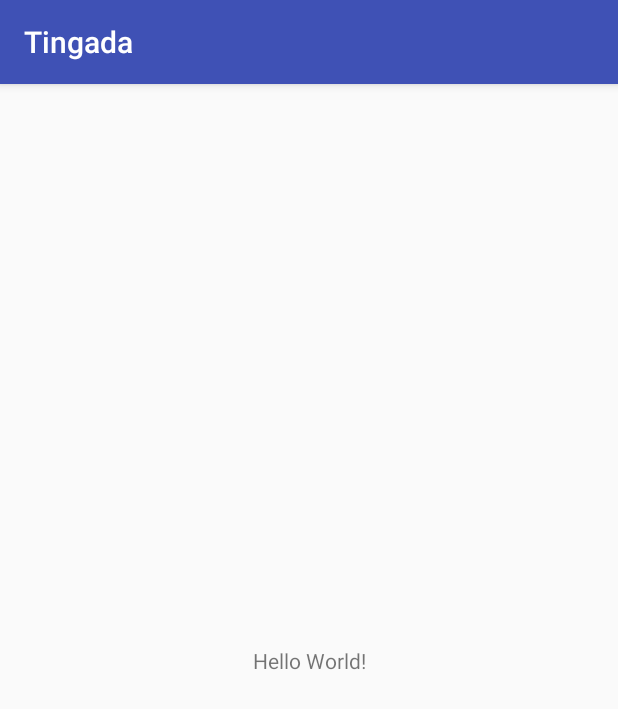
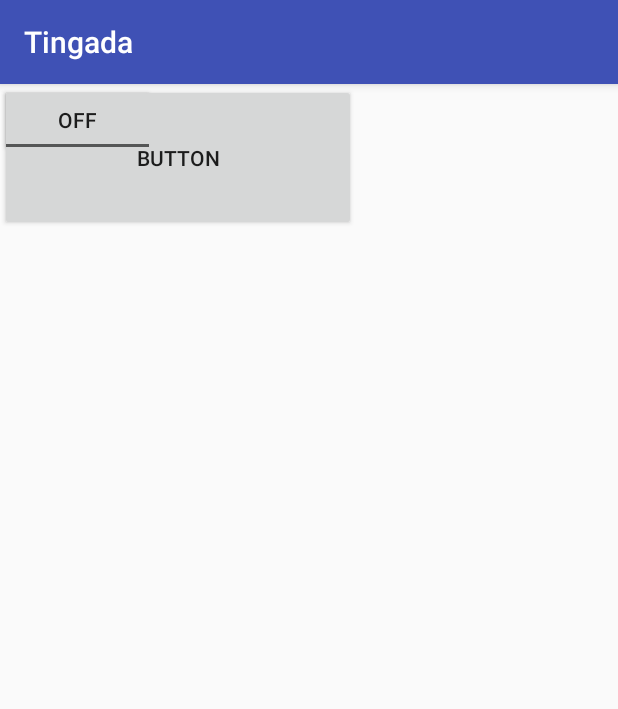
Before and after one commit to thtrung09031993/Tingada, an Android app: the screen it shows after launch (MainActivity), on a phone screen of 412 x 824 dp. Shown: the top 709 px of the screen. Run offline under Robolectric (Android 15) with nearby library versions, the phone set to English and light mode, and no system bars.

Commit message:
before merge

```diff
--- a/app/src/main/res/layout/activity_main.xml
+++ b/app/src/main/res/layout/activity_main.xml
@@ -6,13 +6,29 @@
     android:layout_height="match_parent"
     tools:context=".MainActivity">
 
-    <TextView
-        android:layout_width="wrap_content"
+    <Button
+        android:id="@+id/button"
+        android:layout_width="237dp"
+        android:layout_height="98dp"
+        android:text="Button"
+        tools:layout_editor_absoluteX="64dp"
+        tools:layout_editor_absoluteY="16dp" />
+
+    <CheckBox
+        android:id="@+id/checkBox"
+        android:layout_width="170dp"
+        android:layout_height="33dp"
+        android:checked="true"
+        android:text="CheckBox"
+        tools:layout_editor_absoluteX="64dp"
+        tools:layout_editor_absoluteY="137dp" />
+
+    <ToggleButton
+        android:id="@+id/toggleButton"
+        android:layout_width="103dp"
         android:layout_height="wrap_content"
-        android:text="Hello World!"
-        app:layout_constraintBottom_toBottomOf="parent"
-        app:layout_constraintLeft_toLeftOf="parent"
-        app:layout_constraintRight_toRightOf="parent"
-        app:layout_constraintTop_toTopOf="parent" />
+        android:text="ToggleButton"
+        tools:layout_editor_absoluteX="104dp"
+        tools:layout_editor_absoluteY="217dp" />
 
 </android.support.constraint.ConstraintLayout>
```
